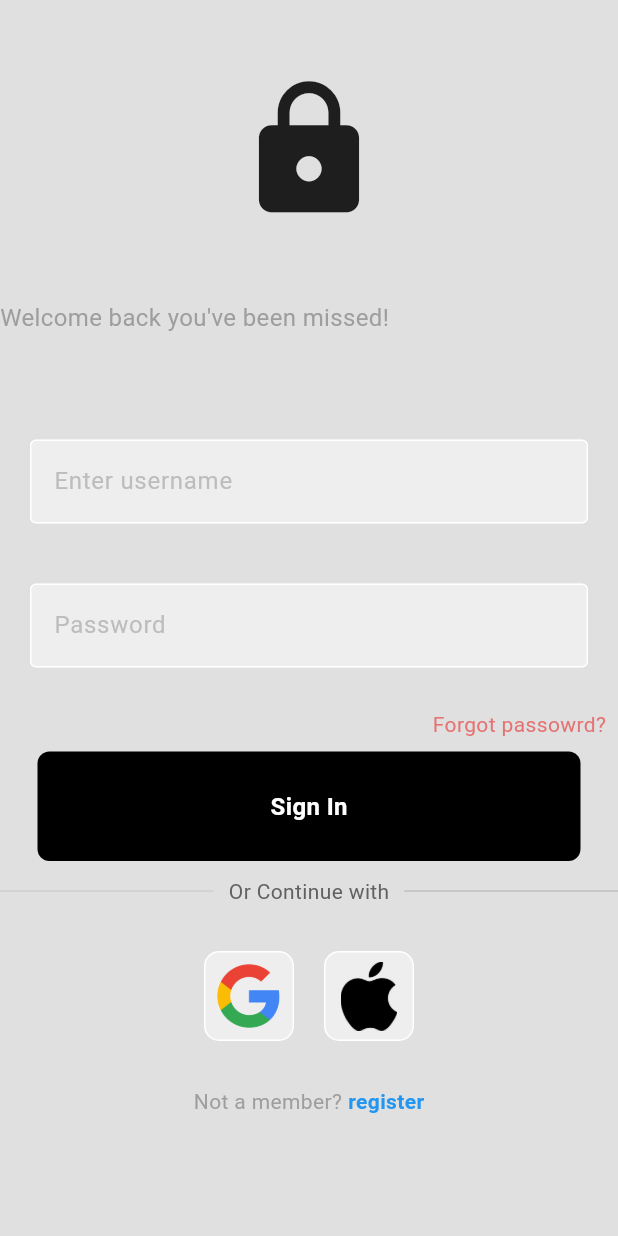
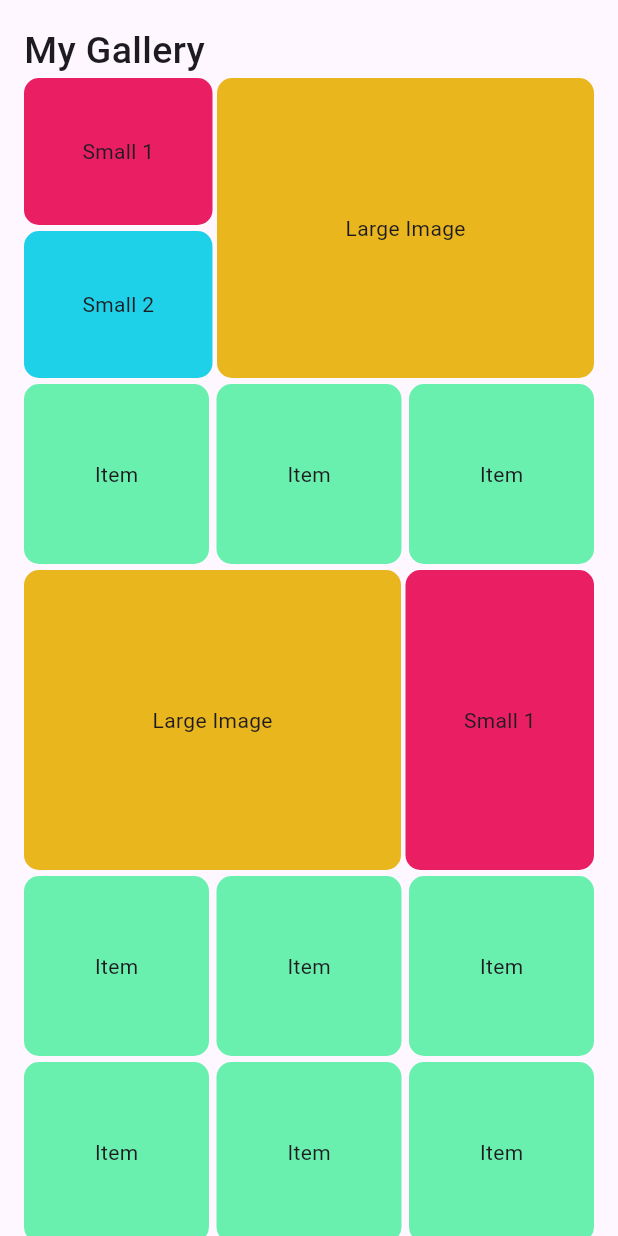
Before and after one commit to ndahirwaSosthene/fitness_ai, a Flutter app: the screen it shows after launch, on a phone screen of 412 x 824 dp. Run offline on Flutter 3.47's test engine with Material 3 defaults, Android fonts, the phone set to English and light mode, and no system bars.

Commit message:
add gallery wireframe

```diff
--- /dev/null
+++ b/lib/components/image_box.dart
@@ -0,0 +1,18 @@
+import 'package:flutter/material.dart';
+
+class ImageBox extends StatelessWidget {
+  final String imagePath;
+
+  const ImageBox({
+    super.key,
+    required this.imagePath,
+  });
+
+  @override
+  Widget build(BuildContext context) {
+    return Container(
+      decoration: BoxDecoration(borderRadius: BorderRadius.circular(10),),
+      child: Image.asset(imagePath),
+    );
+  }
+}
--- a/lib/components/my_textfield.dart
+++ b/lib/components/my_textfield.dart
@@ -15,10 +15,11 @@ class MyTextfield extends StatelessWidget {
   @override
   Widget build(BuildContext context) {
     return Padding(
-      padding: const EdgeInsets.all(20.0),
+      padding: const EdgeInsets.all(10.0),
       child: TextField(
         controller: controller,
         obscureText: obscureText,
+        obscuringCharacter: '-',
         decoration: InputDecoration(
           hintText: hintText,
           hintStyle: TextStyle(
--- a/lib/main.dart
+++ b/lib/main.dart
@@ -1,4 +1,6 @@
 import 'package:fitness_ai/pages/authentication_page.dart';
+import 'package:fitness_ai/pages/gallery.dart';
+import 'package:fitness_ai/pages/home_page.dart';
 import 'package:fitness_ai/pages/splash_screen.dart';
 import 'package:flutter/material.dart';
 
@@ -14,7 +16,7 @@ class MyApp extends StatelessWidget {
   Widget build(BuildContext context) {
     return MaterialApp(
       debugShowCheckedModeBanner: false,
-      home: AuthenticationPage(),
+      home: Gallery(),
     );
   }
 }
--- a/lib/pages/authentication_page.dart
+++ b/lib/pages/authentication_page.dart
@@ -11,7 +11,9 @@ class AuthenticationPage extends StatelessWidget {
   final passwordController = TextEditingController();
 
   // sign user in
-  void signUserIn() {}
+  void signUserIn() {
+
+  }
 
   @override
   Widget build(BuildContext context) {
@@ -19,21 +21,22 @@ class AuthenticationPage extends StatelessWidget {
       backgroundColor: Colors.grey[300],
       body: SafeArea(
         child: Center(
-          child: ListView(
+          child: Column(
+            mainAxisAlignment: MainAxisAlignment.center,
             children: [
               SizedBox(height: 50),
 
               //logo
               Icon(Icons.lock, size: 100),
 
-              SizedBox(height: 50),
+              SizedBox(height: 30),
               // welcome back, you've been missed!
               Text(
                 "Welcome back you've been missed!",
                 style: TextStyle(color: Colors.grey, fontSize: 16),
               ),
 
-              SizedBox(height: 50),
+              SizedBox(height: 10),
 
               // username textfield
               MyTextfield(
@@ -83,7 +86,7 @@ class AuthenticationPage extends StatelessWidget {
                   Expanded(child: Divider(thickness: 0.5, color: Colors.grey)),
                 ],
               ),
-              SizedBox(height: 30,),
+              SizedBox(height: 30),
               // google + applee sign ing buttons
               Row(
                 mainAxisAlignment: MainAxisAlignment.center,
--- /dev/null
+++ b/lib/pages/gallery.dart
@@ -0,0 +1,265 @@
+import 'package:fitness_ai/components/image_box.dart';
+import 'package:flutter/material.dart';
+
+class Gallery extends StatelessWidget {
+  const Gallery({super.key});
+
+  @override
+  Widget build(BuildContext context) {
+    return Scaffold(
+      body: SafeArea(
+        child: Center(
+          child: ListView(
+            padding: EdgeInsets.all(16),
+            children: [
+              Text(
+                "My Gallery",
+                style: TextStyle(fontSize: 25, fontWeight: FontWeight.w500),
+              ),
+              Container(
+                height: 200,
+                child: Row(
+                  children: [
+                    // Small images (left)
+                    Expanded(
+                      flex: 1,
+                      child: Column(
+                        children: [
+                          Expanded(
+                            child: Container(
+                              decoration: BoxDecoration(
+                                color: Colors.pink,
+                                borderRadius: BorderRadius.circular(10),
+                              ),
+                              child: Center(child: Text('Small 1')),
+                            ),
+                          ),
+                          SizedBox(height: 4),
+                          Expanded(
+                            child: Container(
+                              decoration: BoxDecoration(
+                                color: const Color.fromARGB(255, 30, 209, 233),
+                                borderRadius: BorderRadius.circular(10),
+                              ),
+                              child: Center(child: Text('Small 2')),
+                            ),
+                          ),
+                        ],
+                      ),
+                    ),
+                    SizedBox(width: 3),
+                    // Large image (right)
+                    Expanded(
+                      flex: 2,
+                      child: Container(
+                        decoration: BoxDecoration(
+                          color: const Color.fromARGB(255, 233, 182, 30),
+                          borderRadius: BorderRadius.circular(10),
+                        ),
+                        child: Center(child: Text('Large Image')),
+                      ),
+                    ),
+                  ],
+                ),
+              ),
+              SizedBox(height: 4),
+              Container(
+                height: 120,
+                child: Row(
+                  children: [
+                    Expanded(
+                      flex: 1,
+                      child: Container(
+                        decoration: BoxDecoration(
+                          color: Colors.greenAccent,
+                          borderRadius: BorderRadius.circular(10),
+                        ),
+                        child: Center(child: Text("Item")),
+                      ),
+                    ),
+                    SizedBox(width: 5),
+                    Expanded(
+                      flex: 1,
+                      child: Container(
+                        decoration: BoxDecoration(
+                          color: Colors.greenAccent,
+                          borderRadius: BorderRadius.circular(10),
+                        ),
+                        child: Center(child: Text("Item")),
+                      ),
+                    ),
+                    SizedBox(width: 5),
+                    Expanded(
+                      flex: 1,
+                      child: Container(
+                        decoration: BoxDecoration(
+                          color: Colors.greenAccent,
+                          borderRadius: BorderRadius.circular(10),
+                        ),
+                        child: Center(child: Text("Item")),
+                      ),
+                    ),
+                  ],
+                ),
+              ),
+              SizedBox(height: 4),
+              Container(
+                height: 200,
+                child: Row(
+                  children: [
+                    // Large image (right)
+                    Expanded(
+                      flex: 2,
+                      child: Container(
+                        decoration: BoxDecoration(
+                          color: const Color.fromARGB(255, 233, 182, 30),
+                          borderRadius: BorderRadius.circular(10),
+                        ),
+                        child: Center(child: Text('Large Image')),
+                      ),
+                    ),
+                    SizedBox(width: 3),
+                    // Small images (left)
+                    Expanded(
+                      flex: 1,
+                      child: Column(
+                        children: [
+                          Expanded(
+                            child: Container(
+                              decoration: BoxDecoration(
+                                color: Colors.pink,
+                                borderRadius: BorderRadius.circular(10),
+                              ),
+                              child: Center(child: Text('Small 1')),
+                            ),
+                          ),
+                        ],
+                      ),
+                    ),
+                  ],
+                ),
+              ),
+              SizedBox(height: 4),
+              Container(
+                height: 120,
+                child: Row(
+                  children: [
+                    Expanded(
+                      flex: 1,
+                      child: Container(
+                        decoration: BoxDecoration(
+                          color: Colors.greenAccent,
+                          borderRadius: BorderRadius.circular(10),
+                        ),
+                        child: Center(child: Text("Item")),
+                      ),
+                    ),
+                    SizedBox(width: 5),
+                    Expanded(
+                      flex: 1,
+                      child: Container(
+                        decoration: BoxDecoration(
+                          color: Colors.greenAccent,
+                          borderRadius: BorderRadius.circular(10),
+                        ),
+                        child: Center(child: Text("Item")),
+                      ),
+                    ),
+                    SizedBox(width: 5),
+                    Expanded(
+                      flex: 1,
+                      child: Container(
+                        decoration: BoxDecoration(
+                          color: Colors.greenAccent,
+                          borderRadius: BorderRadius.circular(10),
+                        ),
+                        child: Center(child: Text("Item")),
+                      ),
+                    ),
+                  ],
+                ),
+              ),
+              SizedBox(height: 4),
+              Container(
+                height: 120,
+                child: Row(
+                  children: [
+                    Expanded(
+                      flex: 1,
+                      child: Container(
+                        decoration: BoxDecoration(
+                          color: Colors.greenAccent,
+                          borderRadius: BorderRadius.circular(10),
+                        ),
+                        child: Center(child: Text("Item")),
+                      ),
+                    ),
+                    SizedBox(width: 5),
+                    Expanded(
+                      flex: 1,
+                      child: Container(
+                        decoration: BoxDecoration(
+                          color: Colors.greenAccent,
+                          borderRadius: BorderRadius.circular(10),
+                        ),
+                        child: Center(child: Text("Item")),
+                      ),
+                    ),
+                    SizedBox(width: 5),
+                    Expanded(
+                      flex: 1,
+                      child: Container(
+                        decoration: BoxDecoration(
+                          color: Colors.greenAccent,
+                          borderRadius: BorderRadius.circular(10),
+                        ),
+                        child: Center(child: Text("Item")),
+                      ),
+                    ),
+                  ],
+                ),
+              ),
+              SizedBox(height: 4),
+              Container(
+                height: 200,
+                child: Row(
+                  children: [
+                    // Large image (right)
+                    Expanded(
+                      flex: 1,
+                      child: Container(
+                        decoration: BoxDecoration(
+                          color: const Color.fromARGB(255, 233, 182, 30),
+                          borderRadius: BorderRadius.circular(10),
+                        ),
+                        child: Center(child: Text('1 Image')),
+                      ),
+                    ),
+                    SizedBox(width: 3),
+                    // Small images (left)
+                    Expanded(
+                      flex: 1,
+                      child: Column(
+                        children: [
+                          Expanded(
+                            child: Container(
+                              decoration: BoxDecoration(
+                                color: Colors.pink,
+                                borderRadius: BorderRadius.circular(10),
+                              ),
+                              child: Center(child: Text('2 Image')),
+                            ),
+                          ),
+                        ],
+                      ),
+                    ),
+                  ],
+                ),
+              ),
+            ],
+          ),
+        ),
+      ),
+    );
+  }
+}
--- a/lib/pages/splash_screen.dart
+++ b/lib/pages/splash_screen.dart
@@ -1,4 +1,4 @@
-import 'package:fitness_ai/pages/home_page.dart';
+import 'package:fitness_ai/pages/authentication_page.dart';
 import 'package:flutter/material.dart';
 
 class SplashScreen extends StatefulWidget {
@@ -16,7 +16,7 @@ class _SplashScreenState extends State<SplashScreen> {
       Navigator.pushReplacement(
         // ignore: use_build_context_synchronously
         context,
-        MaterialPageRoute(builder: (context) => HomePage()),
+        MaterialPageRoute(builder: (context) => AuthenticationPage()),
       );
     });
   }
--- a/pubspec.yaml
+++ b/pubspec.yaml
@@ -64,6 +64,10 @@ flutter:
     - assets/images/guy.png
     - assets/images/google_logo.png
     - assets/images/apple_logo.png
+    - assets/images/g_pic_1.jpg
+    - assets/images/g_pic_2.jpg
+    - assets/images/g_pic_3.jpg
+    - assets/images/g_pic_4.jpg
 
   # An image asset can refer to one or more resolution-specific "variants", see
   # https://flutter.dev/to/resolution-aware-images
```
Also changed, not shown: assets/images/g_pic_1.jpg (added), assets/images/g_pic_2.jpg (added), assets/images/g_pic_3.jpg (added), assets/images/g_pic_4.jpg (added).
